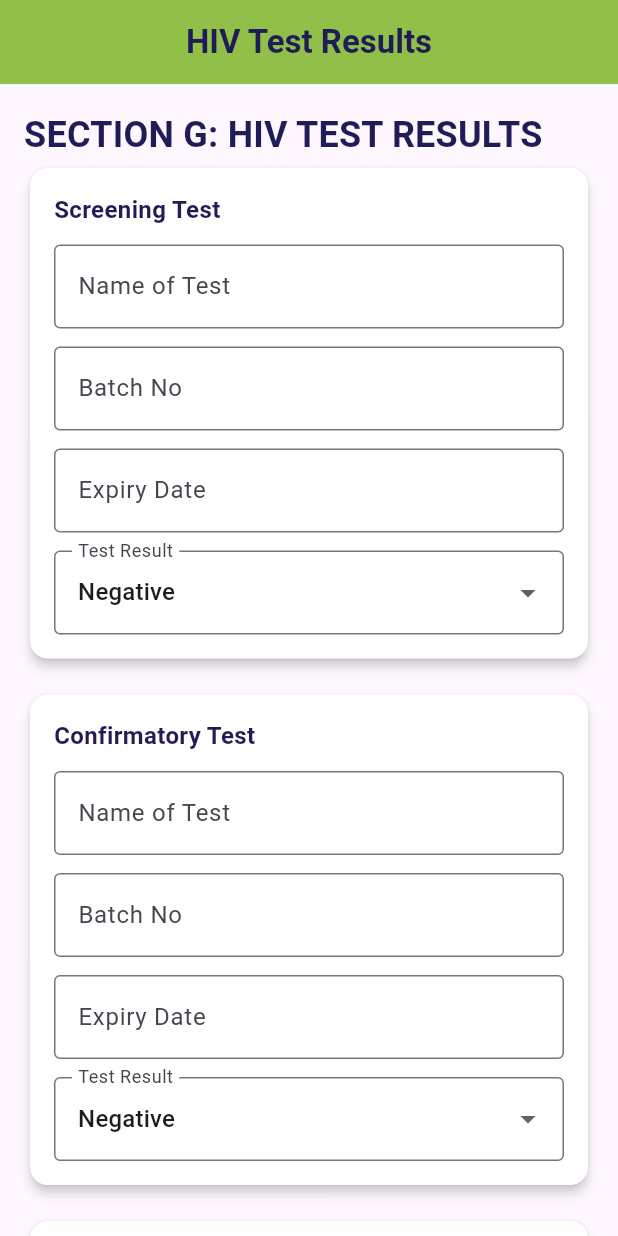
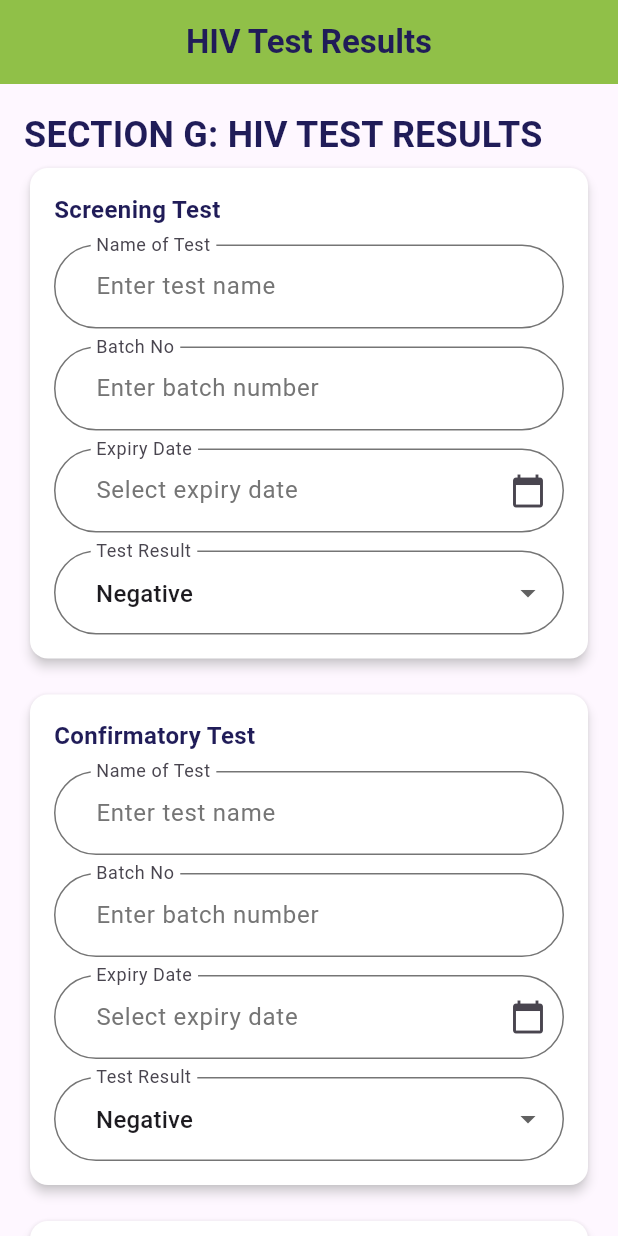
Before and after one commit to munashethedeveloper/kenwell_health_app, a Flutter app: the HIVTestResultScreen screen opened by its route, on a phone screen of 412 x 824 dp. Run offline on Flutter 3.47's test engine with Material 3 defaults, Android fonts, the phone set to English and light mode, and no system bars; our stand-ins replace cloud_firestore, firebase_auth, package_info_plus, shared_preferences, signature, table_calendar; accounts and stored records are empty.

Commit message:
UPDATED TEXTFIELDS

```diff
--- a/lib/ui/features/event/widgets/event_screen.dart
+++ b/lib/ui/features/event/widgets/event_screen.dart
@@ -61,7 +61,7 @@ class _EventScreenState extends State<EventScreen> {
     Widget buildDropdown(String label, String value, List<String> options,
         void Function(String) onChanged) {
       return DropdownButtonFormField<String>(
-        value: value,
+        initialValue: value,
         decoration: _profileFieldDecoration(label, 'Select $label'),
         items: options
             .map((e) => DropdownMenuItem(value: e, child: Text(e)))
@@ -327,7 +327,7 @@ class _EventScreenState extends State<EventScreen> {
                     if (isEditMode) {
                       eventToSave = widget.viewModel
                           .buildEvent(eventDate)
-                          .copyWith(id: eventToEdit!.id);
+                          .copyWith(id: eventToEdit.id);
                     } else {
                       eventToSave = widget.viewModel.buildEvent(eventDate);
                     }
--- a/lib/ui/features/hiv_test_results/widgets/hiv_test_result_screen.dart
+++ b/lib/ui/features/hiv_test_results/widgets/hiv_test_result_screen.dart
@@ -1,5 +1,6 @@
 import 'package:flutter/material.dart';
 import 'package:provider/provider.dart';
+import 'package:kenwell_health_app/ui/shared/ui/form/form_input_borders.dart';
 import '../../../shared/ui/app_bar/kenwell_app_bar.dart';
 import '../../../shared/ui/navigation/form_navigation.dart';
 import '../view_model/hiv_test_result_view_model.dart';
@@ -59,6 +60,7 @@ class HIVTestResultScreen extends StatelessWidget {
                       controller: viewModel.screeningExpiryDateController,
                       readOnly: true,
                       hint: 'Select expiry date',
+                      suffixIcon: const Icon(Icons.calendar_today),
                       onTap: () =>
                           viewModel.pickExpiryDate(context, isScreening: true),
                     ),
@@ -94,6 +96,7 @@ class HIVTestResultScreen extends StatelessWidget {
                       controller: viewModel.confirmatoryExpiryDateController,
                       readOnly: true,
                       hint: 'Select expiry date',
+                      suffixIcon: const Icon(Icons.calendar_today),
                       onTap: () =>
                           viewModel.pickExpiryDate(context, isScreening: false),
                     ),
@@ -161,15 +164,14 @@ class HIVTestResultScreen extends StatelessWidget {
     String? hint,
     bool readOnly = false,
     VoidCallback? onTap,
+    Widget? suffixIcon,
   }) {
     return TextFormField(
       controller: controller,
       readOnly: readOnly,
       onTap: onTap,
-      decoration: InputDecoration(
-        labelText: label,
-        hintText: hint,
-        border: const OutlineInputBorder(),
+      decoration: _profileFieldDecoration(label, hint).copyWith(
+        suffixIcon: suffixIcon,
       ),
       validator: (val) =>
           val == null || val.isEmpty ? 'This field is required' : null,
@@ -180,10 +182,7 @@ class HIVTestResultScreen extends StatelessWidget {
       void Function(String) onChanged) {
     return DropdownButtonFormField<String>(
       initialValue: value,
-      decoration: InputDecoration(
-        labelText: label,
-        border: const OutlineInputBorder(),
-      ),
+      decoration: _profileFieldDecoration(label, 'Select $label'),
       items:
           items.map((e) => DropdownMenuItem(value: e, child: Text(e))).toList(),
       onChanged: (val) {
@@ -193,4 +192,19 @@ class HIVTestResultScreen extends StatelessWidget {
           val == null || val.isEmpty ? 'This field is required' : null,
     );
   }
+
+  InputDecoration _profileFieldDecoration(String label, String? hint) {
+    return InputDecoration(
+      labelText: label,
+      floatingLabelBehavior: FloatingLabelBehavior.always,
+      hintText: hint,
+      hintStyle: const TextStyle(color: Color(0xFF757575)),
+      contentPadding: const EdgeInsets.symmetric(horizontal: 24, vertical: 16),
+      border: authOutlineInputBorder,
+      enabledBorder: authOutlineInputBorder,
+      focusedBorder: authOutlineInputBorder.copyWith(
+        borderSide: const BorderSide(color: Color(0xFFFF7643)),
+      ),
+    );
+  }
 }
--- a/lib/ui/features/nurse_interventions/view_model/nurse_intervention_view_model.dart
+++ b/lib/ui/features/nurse_interventions/view_model/nurse_intervention_view_model.dart
@@ -103,7 +103,7 @@ class NurseInterventionViewModel extends ChangeNotifier {
         rankController.text.isNotEmpty &&
         sancNumberController.text.isNotEmpty &&
         nurseDateController.text.isNotEmpty &&
-        !signatureController.isNotEmpty;
+        signatureController.isNotEmpty;
   }
 
   /// Converts all fields to a Map
```
Also changed, not shown: lib/ui/features/hiv_test/widgets/hiv_test_screen.dart (+36 -0 lines), lib/ui/features/hiv_test_nursing_intervention/widgets/hiv_test_nursing_intervention_screen.dart (+24 -0 lines), lib/ui/features/tb_test/widgets/tb_testing_screen.dart (+20 -0 lines), lib/ui/features/tb_test_nursing_intervention/widgets/tb_nursing_intervention_screen.dart (+22 -6 lines).
